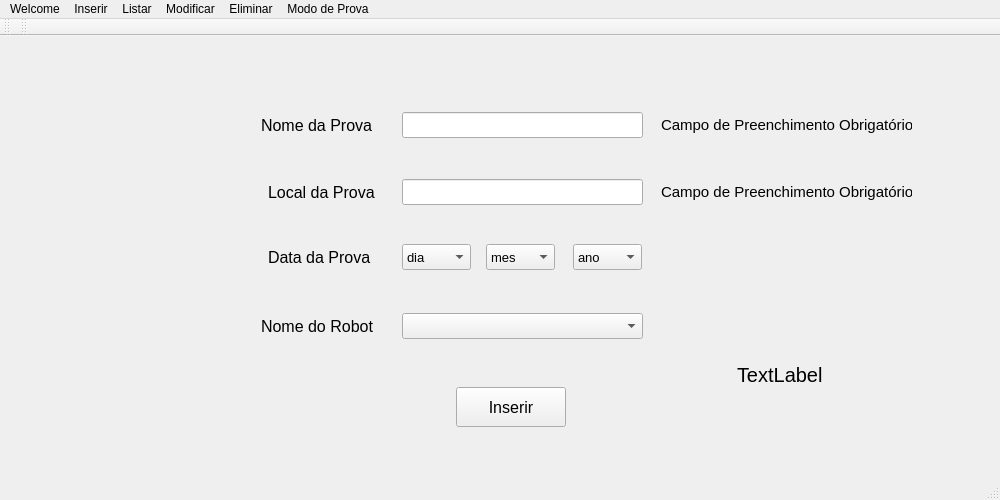
Qt form si/qt/gamelic_qt/mainwindow.ui (Wultyc/ISEP_1718_2A2S_LSIS1) before a commit.
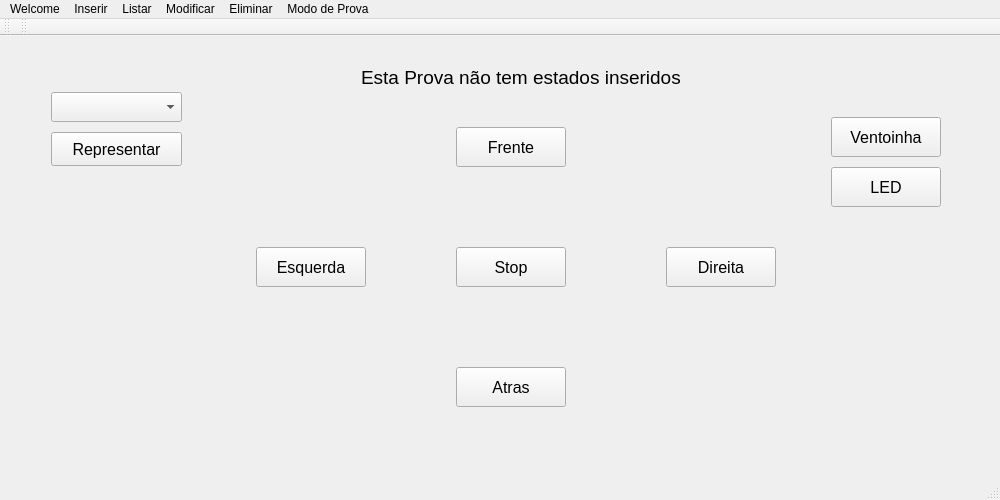
The same form after that commit.

Commit message: Fixes ao design, nova janela, novas funções de bluetooth

What changed in the file:
```diff
--- a/si/qt/gamelic_qt/mainwindow.ui
+++ b/si/qt/gamelic_qt/mainwindow.ui
@@ -15,10 +15,10 @@
   </property>
   <widget class="QWidget" name="centralWidget">
    <layout class="QGridLayout" name="gridLayout">
-    <item row="0" column="0">
+    <item row="1" column="0">
      <widget class="QStackedWidget" name="stackedWidget">
       <property name="currentIndex">
-       <number>2</number>
+       <number>14</number>
       </property>
       <widget class="QWidget" name="main">
        <widget class="QLabel" name="label">
@@ -608,24 +608,6 @@
          <string>Campo de Preenchimento Obrigatório.</string>
         </property>
        </widget>
-       <widget class="QLabel" name="labelFixe">
-        <property name="geometry">
-         <rect>
-          <x>726</x>
-          <y>282</y>
-          <width>131</width>
-          <height>91</height>
-         </rect>
-        </property>
-        <property name="font">
-         <font>
-          <pointsize>15</pointsize>
-         </font>
-        </property>
-        <property name="text">
-         <string>TextLabel</string>
-        </property>
-       </widget>
       </widget>
       <widget class="QWidget" name="inserirRobot">
        <widget class="QLabel" name="insNomeRobotLabel">
@@ -1929,6 +1911,211 @@
          <string>Iniciar</string>
         </property>
        </widget>
+       <widget class="QPushButton" name="GuardarProva">
+        <property name="geometry">
+         <rect>
+          <x>40</x>
+          <y>115</y>
+          <width>131</width>
+          <height>34</height>
+         </rect>
+        </property>
+        <property name="font">
+         <font>
+          <pointsize>12</pointsize>
+         </font>
+        </property>
+        <property name="text">
+         <string>Guardar</string>
+        </property>
+       </widget>
+      </widget>
+      <widget class="QWidget" name="representarProva">
+       <widget class="QPushButton" name="Frente_Representar">
+        <property name="geometry">
+         <rect>
+          <x>445</x>
+          <y>80</y>
+          <width>110</width>
+          <height>40</height>
+         </rect>
+        </property>
+        <property name="font">
+         <font>
+          <pointsize>12</pointsize>
+         </font>
+        </property>
+        <property name="text">
+         <string>Frente</string>
+        </property>
+       </widget>
+       <widget class="QComboBox" name="modoProvaComboBox_Representar">
+        <property name="geometry">
+         <rect>
+          <x>40</x>
+          <y>45</y>
+          <width>131</width>
+          <height>30</height>
+         </rect>
+        </property>
+        <property name="font">
+         <font>
+          <pointsize>12</pointsize>
+         </font>
+        </property>
+        <property name="currentText">
+         <string/>
+        </property>
+       </widget>
+       <widget class="QPushButton" name="Esquerda_Representar">
+        <property name="geometry">
+         <rect>
+          <x>245</x>
+          <y>200</y>
+          <width>110</width>
+          <height>40</height>
+         </rect>
+        </property>
+        <property name="font">
+         <font>
+          <pointsize>12</pointsize>
+         </font>
+        </property>
+        <property name="text">
+         <string>Esquerda</string>
+        </property>
+       </widget>
+       <widget class="QPushButton" name="LED_Representar">
+        <property name="geometry">
+         <rect>
+          <x>820</x>
+          <y>120</y>
+          <width>110</width>
+          <height>40</height>
+         </rect>
+        </property>
+        <property name="font">
+         <font>
+          <pointsize>12</pointsize>
+         </font>
+        </property>
+        <property name="text">
+         <string>LED</string>
+        </property>
+       </widget>
+       <widget class="QPushButton" name="Ventoinha_Representar">
+        <property name="geometry">
+         <rect>
+          <x>820</x>
+          <y>70</y>
+          <width>110</width>
+          <height>40</height>
+         </rect>
+        </property>
+        <property name="font">
+         <font>
+          <pointsize>12</pointsize>
+         </font>
+        </property>
+        <property name="text">
+         <string>Ventoinha</string>
+        </property>
+       </widget>
+       <widget class="QPushButton" name="Stop_Representar">
+        <property name="geometry">
+         <rect>
+          <x>445</x>
+          <y>200</y>
+          <width>110</width>
+          <height>40</height>
+         </rect>
+        </property>
+        <property name="font">
+         <font>
+          <pointsize>12</pointsize>
+         </font>
+        </property>
+        <property name="styleSheet">
+         <string notr="true"/>
+        </property>
+        <property name="text">
+         <string>Stop</string>
+        </property>
+       </widget>
+       <widget class="QPushButton" name="Atras_Representar">
+        <property name="geometry">
+         <rect>
+          <x>445</x>
+          <y>320</y>
+          <width>110</width>
+          <height>40</height>
+         </rect>
+        </property>
+        <property name="font">
+         <font>
+          <pointsize>12</pointsize>
+         </font>
+        </property>
+        <property name="text">
+         <string>Atras</string>
+        </property>
+       </widget>
+       <widget class="QPushButton" name="Direita_Representar">
+        <property name="geometry">
+         <rect>
+          <x>655</x>
+          <y>200</y>
+          <width>110</width>
+          <height>40</height>
+         </rect>
+        </property>
+        <property name="font">
+         <font>
+          <pointsize>12</pointsize>
+         </font>
+        </property>
+        <property name="text">
+         <string>Direita</string>
+        </property>
+       </widget>
+       <widget class="QPushButton" name="RepresentarProva">
+        <property name="geometry">
+         <rect>
+          <x>40</x>
+          <y>85</y>
+          <width>131</width>
+          <height>34</height>
+         </rect>
+        </property>
+        <property name="font">
+         <font>
+          <pointsize>12</pointsize>
+         </font>
+        </property>
+        <property name="text">
+         <string>Representar</string>
+        </property>
+       </widget>
+       <widget class="QLabel" name="labelAvisoProvas">
+        <property name="geometry">
+         <rect>
+          <x>350</x>
+          <y>15</y>
+          <width>321</width>
+          <height>31</height>
+         </rect>
+        </property>
+        <property name="font">
+         <font>
+          <pointsize>14</pointsize>
+          <weight>50</weight>
+          <bold>false</bold>
+         </font>
+        </property>
+        <property name="text">
+         <string>Esta Prova não tem estados inseridos.</string>
+        </property>
+       </widget>
       </widget>
       <widget class="QWidget" name="DadosRegistados">
        <widget class="QComboBox" name="ProvaStateComboBox">
```
Left out of the diff: 98 changed lines with no effect on the pictures. The commit also changes 4 other files.
